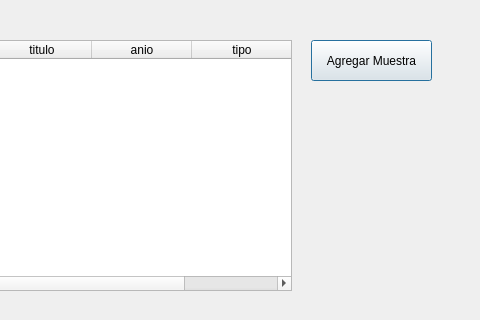
Above: api_museos/interfaz/menu_muestra.ui from belwalter/curso_python_2018 before the change; both pictures show x 129 to 609 and y 0 to 320 of the 609 by 410 pixel window. Below: the same form after it.
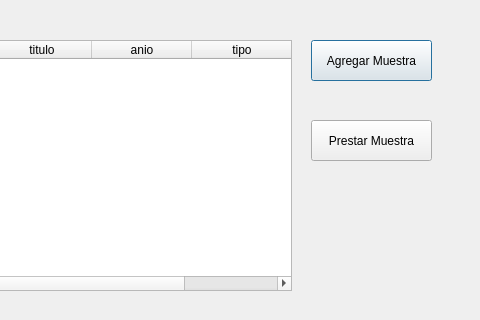
That is the form after the change.

```diff
--- a/api_museos/interfaz/menu_muestra.ui
+++ b/api_museos/interfaz/menu_muestra.ui
@@ -56,6 +56,19 @@
     <string>Agregar Muestra</string>
    </property>
   </widget>
+  <widget class="QPushButton" name="prestar">
+   <property name="geometry">
+    <rect>
+     <x>440</x>
+     <y>120</y>
+     <width>121</width>
+     <height>41</height>
+    </rect>
+   </property>
+   <property name="text">
+    <string>Prestar Muestra</string>
+   </property>
+  </widget>
  </widget>
  <resources/>
  <connections/>
```
